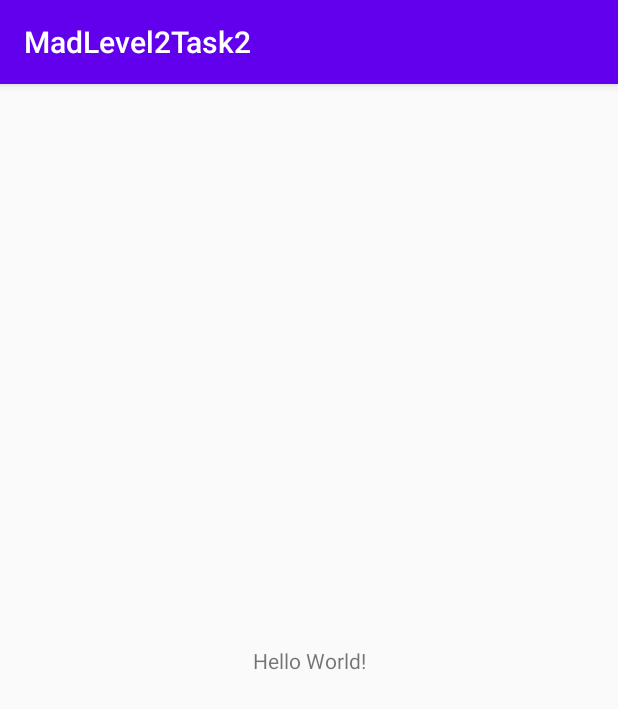
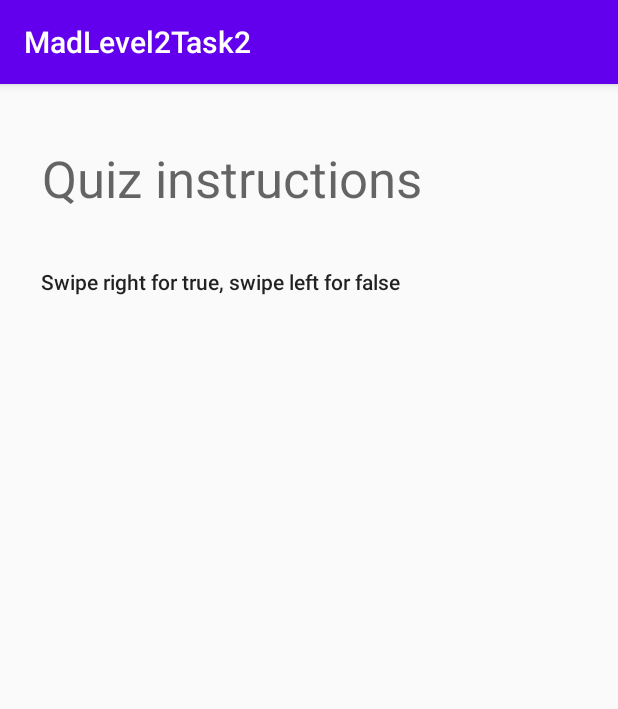
Before and after one commit to jimebbelaar/MadLevel2Task2, an Android app: the screen it shows after launch (MainActivity), on a phone screen of 412 x 824 dp. Shown: the top 709 px of the screen. Run offline under Robolectric (Android 15) with nearby library versions, the phone set to English and light mode, and no system bars.

Commit message:
activity_main.xml

```diff
--- a/app/build.gradle
+++ b/app/build.gradle
@@ -30,6 +30,7 @@ dependencies {
     implementation 'androidx.core:core-ktx:1.3.1'
     implementation 'androidx.appcompat:appcompat:1.2.0'
     implementation 'androidx.constraintlayout:constraintlayout:2.0.1'
+    implementation 'androidx.recyclerview:recyclerview:1.1.0'
     testImplementation 'junit:junit:4.12'
     androidTestImplementation 'androidx.test.ext:junit:1.1.2'
     androidTestImplementation 'androidx.test.espresso:espresso-core:3.3.0'
--- a/app/src/main/res/layout/activity_main.xml
+++ b/app/src/main/res/layout/activity_main.xml
@@ -7,12 +7,45 @@
     tools:context=".MainActivity">
 
     <TextView
+        android:id="@+id/textView"
         android:layout_width="wrap_content"
         android:layout_height="wrap_content"
-        android:text="Hello World!"
-        app:layout_constraintBottom_toBottomOf="parent"
-        app:layout_constraintLeft_toLeftOf="parent"
-        app:layout_constraintRight_toRightOf="parent"
+        android:layout_marginStart="27dp"
+        android:layout_marginTop="35dp"
+        android:layout_marginEnd="130dp"
+        android:layout_marginBottom="16dp"
+        android:text="Quiz instructions"
+        android:textAppearance="@style/TextAppearance.AppCompat.Display1"
+        app:layout_constraintBottom_toTopOf="@+id/textView3"
+        app:layout_constraintEnd_toEndOf="parent"
+        app:layout_constraintStart_toStartOf="parent"
         app:layout_constraintTop_toTopOf="parent" />
 
+    <TextView
+        android:id="@+id/textView3"
+        android:layout_width="wrap_content"
+        android:layout_height="wrap_content"
+        android:layout_marginStart="27dp"
+        android:layout_marginTop="16dp"
+        android:layout_marginEnd="141dp"
+        android:layout_marginBottom="2dp"
+        android:text="Swipe right for true, swipe left for false"
+        android:textAppearance="@style/TextAppearance.AppCompat.Body2"
+        app:layout_constraintBottom_toTopOf="@+id/recyclerView"
+        app:layout_constraintEnd_toEndOf="parent"
+        app:layout_constraintHorizontal_bias="0.0"
+        app:layout_constraintStart_toStartOf="parent"
+        app:layout_constraintTop_toBottomOf="@+id/textView" />
+
+    <androidx.recyclerview.widget.RecyclerView
+        android:id="@+id/recyclerView"
+        android:layout_width="409dp"
+        android:layout_height="614dp"
+        android:layout_marginStart="1dp"
+        android:layout_marginTop="1dp"
+        android:layout_marginEnd="1dp"
+        app:layout_constraintBottom_toBottomOf="parent"
+        app:layout_constraintEnd_toEndOf="parent"
+        app:layout_constraintStart_toStartOf="parent"
+        app:layout_constraintTop_toBottomOf="@+id/textView3" />
 </androidx.constraintlayout.widget.ConstraintLayout>
```
